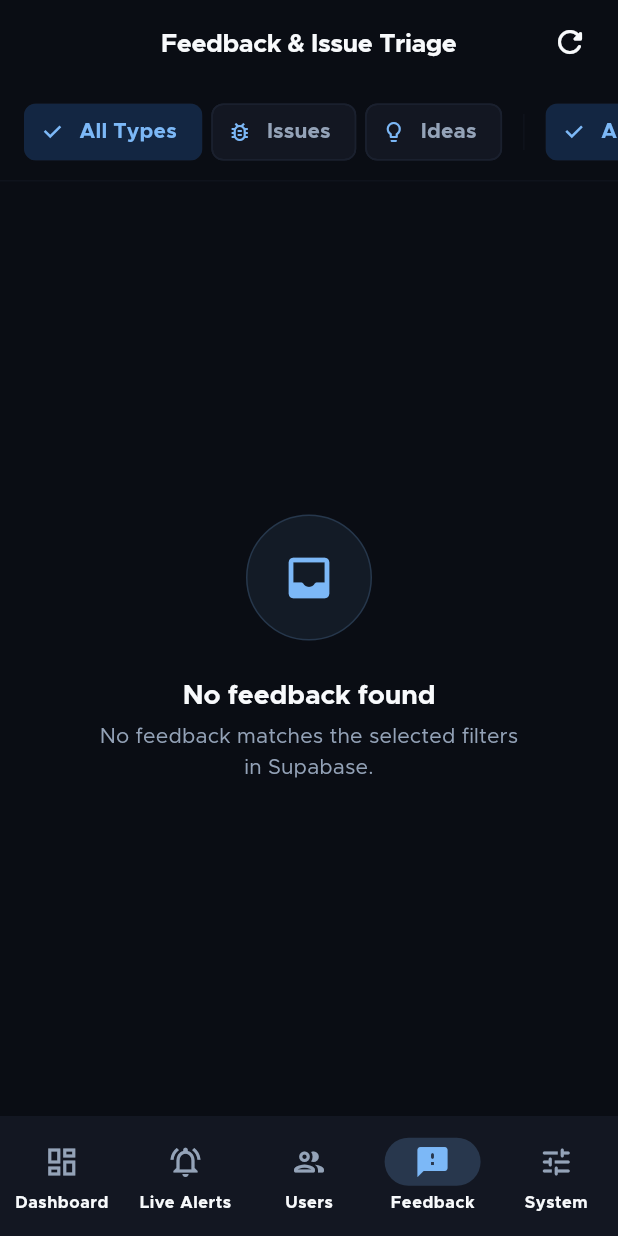
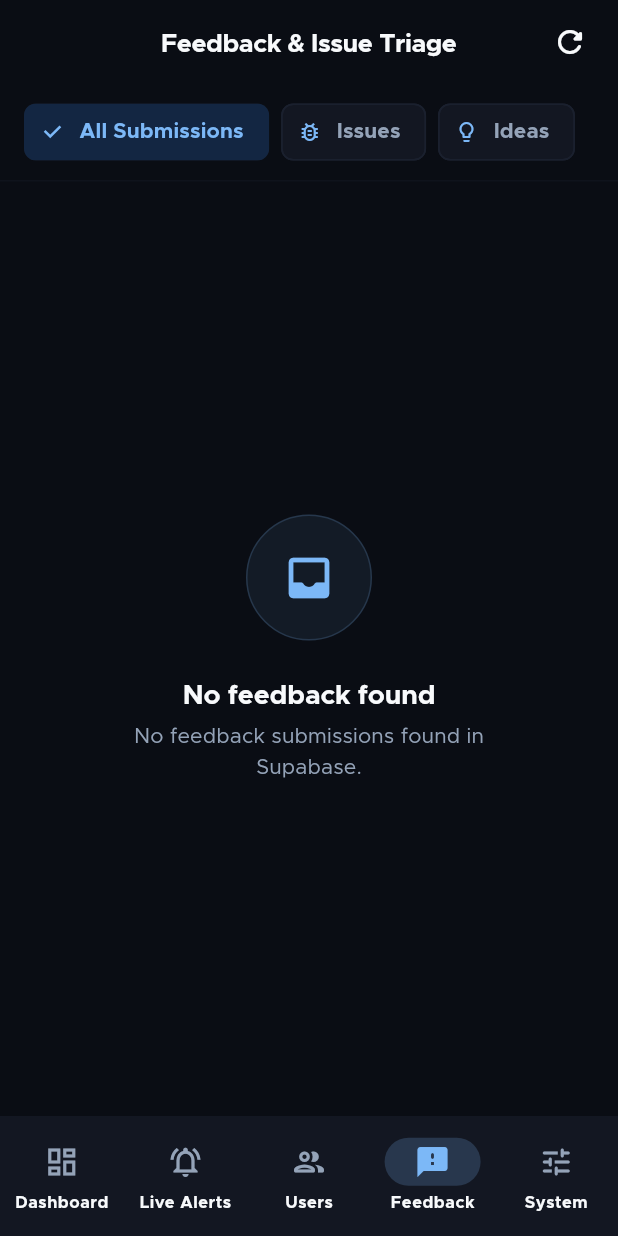
Before and after one commit to ShaijoGeorge/verso_admin, a Flutter app: the FeedbackScreen screen opened by its route, on a phone screen of 412 x 824 dp. Run offline on Flutter 3.47's test engine with Material 3 defaults, Android fonts, the phone set to English and light mode, and no system bars; our stand-ins replace flutter_dotenv, flutter_riverpod, gap, go_router, google_fonts, supabase_flutter; accounts and stored records are empty.

Commit message:
fix(schema): adapt all repositories and models to exact Supabase table schemas

```diff
--- a/lib/features/feedback/screens/feedback_screen.dart
+++ b/lib/features/feedback/screens/feedback_screen.dart
@@ -15,7 +15,6 @@ class FeedbackScreen extends ConsumerWidget {
   Widget build(BuildContext context, WidgetRef ref) {
     final feedbackAsync = ref.watch(feedbackInboxProvider);
     final selectedType = ref.watch(feedbackTypeFilterProvider);
-    final selectedStatus = ref.watch(feedbackStatusFilterProvider);
     final textTheme = context.textTheme;
     final colors = context.colors;
 
@@ -34,8 +33,7 @@ class FeedbackScreen extends ConsumerWidget {
       body: Column(
         children: [
           // Filter Row
-          SingleChildScrollView(
-            scrollDirection: Axis.horizontal,
+          Padding(
             padding: const EdgeInsets.symmetric(
               horizontal: Spacing.md,
               vertical: Spacing.sm,
@@ -44,13 +42,13 @@ class FeedbackScreen extends ConsumerWidget {
               children: [
                 // Type filters
                 FilterChip(
-                  label: const Text('All Types'),
+                  label: const Text('All Submissions'),
                   selected: selectedType == null,
                   onSelected: (_) {
                     ref.read(feedbackTypeFilterProvider.notifier).state = null;
                   },
                 ),
-                const SizedBox(width: 6),
+                const SizedBox(width: 8),
                 FilterChip(
                   avatar: const Icon(Icons.bug_report_outlined, size: 16),
                   label: const Text('Issues'),
@@ -60,7 +58,7 @@ class FeedbackScreen extends ConsumerWidget {
                         FeedbackType.issue;
                   },
                 ),
-                const SizedBox(width: 6),
+                const SizedBox(width: 8),
                 FilterChip(
                   avatar: const Icon(Icons.lightbulb_outline_rounded, size: 16),
                   label: const Text('Ideas'),
@@ -68,49 +66,6 @@ class FeedbackScreen extends ConsumerWidget {
                   onSelected: (_) {
                     ref.read(feedbackTypeFilterProvider.notifier).state =
                         FeedbackType.idea;
-                  },
-                ),
-                const SizedBox(width: 14),
-                const SizedBox(
-                  height: 24,
-                  child: VerticalDivider(width: 1),
-                ),
-                const SizedBox(width: 14),
-
-                // Status filters
-                ChoiceChip(
-                  label: const Text('All Status'),
-                  selected: selectedStatus == null,
-                  onSelected: (_) {
-                    ref.read(feedbackStatusFilterProvider.notifier).state =
-                        null;
-                  },
-                ),
-                const SizedBox(width: 6),
-                ChoiceChip(
-                  label: const Text('Open'),
-                  selected: selectedStatus == 'open',
-                  onSelected: (_) {
-                    ref.read(feedbackStatusFilterProvider.notifier).state =
-                        'open';
-                  },
-                ),
-                const SizedBox(width: 6),
-                ChoiceChip(
-                  label: const Text('In Progress'),
-                  selected: selectedStatus == 'in_progress',
-                  onSelected: (_) {
-                    ref.read(feedbackStatusFilterProvider.notifier).state =
-                        'in_progress';
-                  },
-                ),
-                const SizedBox(width: 6),
-                ChoiceChip(
-                  label: const Text('Resolved'),
-                  selected: selectedStatus == 'resolved',
-                  onSelected: (_) {
-                    ref.read(feedbackStatusFilterProvider.notifier).state =
-                        'resolved';
                   },
                 ),
               ],
@@ -132,7 +87,7 @@ class FeedbackScreen extends ConsumerWidget {
                     icon: Icons.inbox_rounded,
                     title: 'No feedback found',
                     subtitle:
-                        'No feedback matches the selected filters in Supabase.',
+                        'No feedback submissions found in Supabase.',
                   );
                 }
 
@@ -161,12 +116,15 @@ class FeedbackScreen extends ConsumerWidget {
                                 ),
                                 const SizedBox(width: 8),
                                 VersoChip(
-                                  text: item.status.toUpperCase(),
-                                  color: item.isResolved
-                                      ? context.appColors.success
-                                      : (item.isInProgress
-                                          ? colors.secondary
-                                          : colors.primary),
+                                  text: item.platform.toUpperCase(),
+                                  color: colors.surfaceContainerHighest,
+                                ),
+                                const SizedBox(width: 8),
+                                Text(
+                                  'v${item.appVersion}',
+                                  style: textTheme.labelSmall?.copyWith(
+                                    color: colors.onSurfaceVariant,
+                                  ),
                                 ),
                                 const Spacer(),
                                 Text(
```
Also changed, not shown: lib/features/dashboard/data/dashboard_repository.dart (+19 -25 lines), lib/features/feedback/data/feedback_repository.dart (+19 -13 lines), lib/features/feedback/widgets/feedback_detail_sheet.dart (+9 -30 lines), lib/features/system/data/system_repository.dart (+13 -10 lines), lib/features/users/data/users_repository.dart (+37 -0 lines), lib/features/users/models/user_profile.dart (+13 -0 lines), lib/features/users/providers/users_provider.dart (+17 -0 lines), lib/features/users/widgets/user_detail_bottom_sheet.dart (+65 -6 lines).
